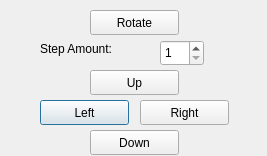
First picture: the form in Controls3D.ui, repository jairedc/KMeans, before the edit.
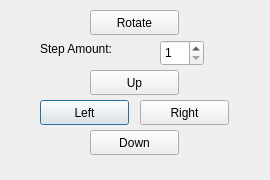
Second picture: the form after the edit.

```diff
--- a/Controls3D.ui
+++ b/Controls3D.ui
@@ -6,8 +6,8 @@
    <rect>
     <x>0</x>
     <y>0</y>
-    <width>267</width>
-    <height>156</height>
+    <width>270</width>
+    <height>180</height>
    </rect>
   </property>
   <property name="sizePolicy">
@@ -16,6 +16,18 @@
     <verstretch>0</verstretch>
    </sizepolicy>
   </property>
+  <property name="minimumSize">
+   <size>
+    <width>270</width>
+    <height>180</height>
+   </size>
+  </property>
+  <property name="maximumSize">
+   <size>
+    <width>270</width>
+    <height>180</height>
+   </size>
+  </property>
   <property name="windowTitle">
    <string>Dialog</string>
   </property>
```
Left out of the diff: 2 changed lines with no effect on the pictures.
